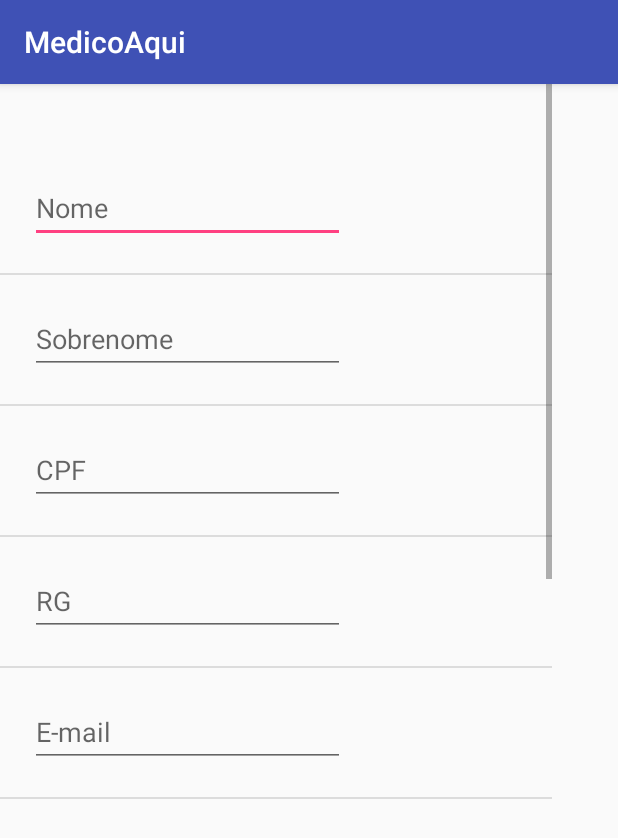
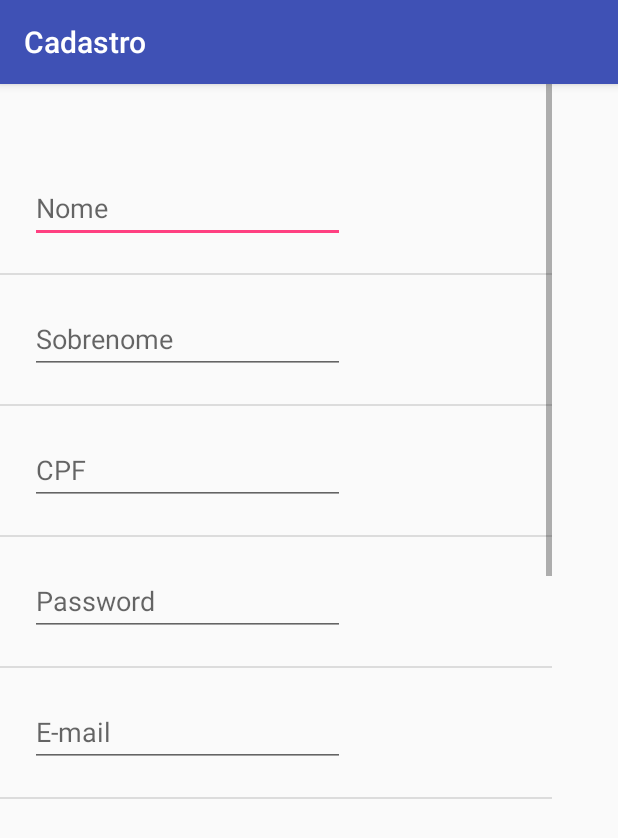
Before and after one commit to medicoAqui/application, an Android app: the TelaCadastro screen opened directly, with no data from a screen before it, on a phone screen of 412 x 824 dp. Shown: the top 838 px of the screen. Run offline under Robolectric (Android 15) with nearby library versions, the phone set to English and light mode, and no system bars; 11 statements that could not run were skipped.

Commit message:
Erro persiste na hora de dar get nos atributos de cadastro

```diff
--- a/MedicoAqui/app/src/main/AndroidManifest.xml
+++ b/MedicoAqui/app/src/main/AndroidManifest.xml
@@ -21,10 +21,12 @@
                 <category android:name="android.intent.category.LAUNCHER" />
             </intent-filter>
         </activity>
-        <activity android:name=".TelaCadastro" />
         <activity
             android:name=".TelaLogin"
-            android:label="@string/title_activity_tela_login"></activity>
+            android:label= "Login" />
+        <activity
+            android:name=".TelaCadastro"
+            android:label = "Cadastro"/>
     </application>
 
 </manifest>
--- a/MedicoAqui/app/src/main/java/com/example/gabriela/medicoaqui/TelaCadastro.java
+++ b/MedicoAqui/app/src/main/java/com/example/gabriela/medicoaqui/TelaCadastro.java
@@ -1,9 +1,10 @@
 package com.example.gabriela.medicoaqui;
 
+
+import android.content.Intent;
 import android.support.v7.app.AlertDialog;
 import android.support.v7.app.AppCompatActivity;
 import android.os.Bundle;
-import android.util.Log;
 import android.view.View;
 import android.widget.AdapterView;
 import android.widget.ArrayAdapter;
@@ -12,36 +13,56 @@ import android.widget.EditText;
 import android.widget.Spinner;
 import android.widget.Toast;
 
+
 public class TelaCadastro extends AppCompatActivity implements AdapterView.OnItemSelectedListener {
 
-    private String[] bankSexo = new String[] {"Masculino", "Feminino"};
-    private Spinner spin;
+    Button botaoCadastrar = (Button) findViewById(R.id.button_tela_cadastro);
+
+    //Getting the instance of Spinner and applying OnItemSelectedListener on it
+    Spinner spinSexo = findViewById(R.id.spinner);
+
+    // Declaring names of variables
+    EditText input_nome = findViewById(R.id.Text_Nome);
+    EditText input_sobrenome = findViewById(R.id.Text_Sobrenome);
+    EditText input_email = findViewById(R.id.Text_Email);
+    EditText input_cpf = findViewById(R.id.Text_CPF);
+    EditText input_password = findViewById(R.id.Text_Pass);
+    EditText input_telefone = findViewById(R.id.Text_Telefone);
 
     @Override
     protected void onCreate(Bundle savedInstanceState) {
         super.onCreate(savedInstanceState);
         setContentView(R.layout.activity_tela_cadastro);
 
+        botaoCadastrar.setOnClickListener(new View.OnClickListener() {
 
-        //Creating the ArrayAdapter instance having the bank name list
-        ArrayAdapter <String> adapter = new ArrayAdapter<String>(this, android.R.layout.simple_spinner_dropdown_item, bankSexo);
-        adapter.setDropDownViewResource(android.R.layout.simple_spinner_dropdown_item);
+        @Override
+        public void onClick(View v) {
 
-        //Getting the instance of Spinner and applying OnItemSelectedListener on it
-        spin = findViewById(R.id.Input_Sexo);
-
-        //Setting the ArrayAdapter data on the Spinner
-        spin.setAdapter(adapter);
-        spin.setOnItemSelectedListener(this);
+            String nome = input_nome.getText().toString();
+            String sobrenome = input_sobrenome.getText().toString();
+            String email = input_email.getText().toString();
+            String cpf = input_cpf.getText().toString();
+            String password = input_password.getText().toString();
+            String telefone = input_telefone.getText().toString();
 
 
-    }
+            }
 
+        });
+
+    //Creating the ArrayAdapter instance having the bank name list
+    ArrayAdapter<CharSequence> adapter = ArrayAdapter.createFromResource(this, R.array.lista_sexo,android.R.layout.simple_spinner_item);
+        adapter.setDropDownViewResource(android.R.layout.simple_spinner_dropdown_item);
+        spinSexo.setAdapter(adapter);
+        spinSexo.setOnItemSelectedListener(this);
+}
 
     //Performing action onItemSelected and onNothing selected
     @Override
     public void onItemSelected(AdapterView<?> parent, View arg1, int position, long id) {
-        Toast.makeText(this, bankSexo[position], Toast.LENGTH_LONG).show();
+        String text = parent.getItemAtPosition(position).toString();
+        Toast.makeText(parent.getContext(), text, Toast.LENGTH_SHORT).show();
     }
 
     @Override
@@ -49,4 +70,7 @@ public class TelaCadastro extends AppCompatActivity implements AdapterView.OnIte
 // TODO Auto-generated method stub
 
     }
+
+
+
 }
--- a/MedicoAqui/app/src/main/res/layout/activity_tela_cadastro.xml
+++ b/MedicoAqui/app/src/main/res/layout/activity_tela_cadastro.xml
@@ -11,7 +11,8 @@
         android:layout_width="368dp"
         android:layout_height="493dp"
         tools:layout_editor_absoluteX="8dp"
-        tools:layout_editor_absoluteY="9dp">
+        tools:layout_editor_absoluteY="9dp"
+        tools:ignore="MissingConstraints">
 
         <LinearLayout
             android:layout_width="match_parent"
@@ -36,6 +37,7 @@
                 app:layout_constraintHorizontal_bias="0.306"
                 app:layout_constraintStart_toStartOf="@+id/guideline3"
                 app:layout_constraintTop_toTopOf="@+id/guideline4" />
+
 
             <View
                 android:id="@+id/divider6"
@@ -76,7 +78,8 @@
                 android:layout_marginTop="20dp"
                 android:ems="10"
                 android:hint="CPF"
-                android:inputType="textPersonName"
+                android:inputType="number"
+                android:maxLength="11"
                 tools:layout_editor_absoluteX="85dp"
                 tools:layout_editor_absoluteY="245dp" />
 
@@ -87,7 +90,7 @@
                 android:background="?android:attr/listDivider" />
 
             <EditText
-                android:id="@+id/Text_RG"
+                android:id="@+id/Text_Pass"
                 android:layout_width="210dp"
                 android:layout_height="46dp"
                 android:layout_marginBottom="20dp"
@@ -95,8 +98,8 @@
                 android:layout_marginStart="20dp"
                 android:layout_marginTop="20dp"
                 android:ems="10"
-                android:hint="RG"
-                android:inputType="textPersonName"
+                android:hint="Password"
+                android:inputType="textPassword"
                 tools:layout_editor_absoluteX="85dp"
                 tools:layout_editor_absoluteY="323dp" />
 
@@ -116,7 +119,7 @@
                 android:layout_marginTop="20dp"
                 android:ems="10"
                 android:hint="E-mail"
-                android:inputType="textPersonName" />
+                android:inputType="textEmailAddress" />
 
             <View
                 android:id="@+id/divider2"
@@ -134,7 +137,8 @@
                 android:layout_marginTop="20dp"
                 android:ems="10"
                 android:hint="Telefone"
-                android:inputType="textPersonName" />
+                android:inputType="phone" />
+
 
             <View
                 android:id="@+id/divider"
@@ -143,16 +147,25 @@
                 android:background="?android:attr/listDivider" />
 
             <Spinner
-                android:id="@+id/Input_Sexo"
+                android:id="@+id/spinner"
                 android:layout_width="210dp"
-                android:layout_height="46dp"
+                android:layout_height="49dp"
                 android:layout_marginBottom="20dp"
                 android:layout_marginEnd="20dp"
                 android:layout_marginStart="20dp"
-                android:layout_marginTop="20dp" />
+                android:layout_marginTop="20dp"
+                tools:ignore="MissingConstraints"
+                tools:layout_editor_absoluteX="8dp"
+                tools:layout_editor_absoluteY="0dp" />
+
+            <View
+                android:id="@+id/divider7"
+                android:layout_width="match_parent"
+                android:layout_height="1dp"
+                android:background="?android:attr/listDivider" />
 
             <Button
-                android:id="@+id/button_cadastro"
+                android:id="@+id/button_tela_cadastro"
                 android:layout_width="match_parent"
                 android:layout_height="wrap_content"
                 android:layout_marginBottom="20dp"
@@ -160,6 +173,9 @@
                 android:layout_marginStart="20dp"
                 android:layout_marginTop="20dp"
                 android:text="Cadastrar" />
+
+
+
 
         </LinearLayout>
     </ScrollView>
@@ -192,4 +208,5 @@
         android:orientation="horizontal"
         app:layout_constraintGuide_begin="20dp" />
 
+
 </android.support.constraint.ConstraintLayout>
--- a/MedicoAqui/app/src/main/res/layout/activity_tela_principal.xml
+++ b/MedicoAqui/app/src/main/res/layout/activity_tela_principal.xml
@@ -33,4 +33,6 @@
         app:layout_constraintEnd_toEndOf="parent"
         app:layout_constraintStart_toStartOf="parent"
         app:layout_constraintTop_toBottomOf="@+id/button_login" />
+
+
 </android.support.constraint.ConstraintLayout>
--- a/MedicoAqui/app/src/main/res/values/dimens.xml
+++ b/MedicoAqui/app/src/main/res/values/dimens.xml
@@ -2,4 +2,5 @@
     <!-- Default screen margins, per the Android Design guidelines. -->
     <dimen name="activity_horizontal_margin">16dp</dimen>
     <dimen name="activity_vertical_margin">16dp</dimen>
+    <dimen name="fab_margin">16dp</dimen>
 </resources>
--- a/MedicoAqui/app/src/main/res/values/strings.xml
+++ b/MedicoAqui/app/src/main/res/values/strings.xml
@@ -14,4 +14,12 @@
     <string name="permission_rationale">"Contacts permissions are needed for providing email
         completions."
     </string>
+    <!-- String to cadastro -->
+    <string-array name="lista_sexo">
+        <item>Masculino</item>
+        <item>Feminino</item>
+    </string-array>
+    <string name="title_activity_tela_cadastro">TelaCadastro</string>
+    <string name="title_activity_tela">Tela</string>
+
 </resources>
```
Also changed, not shown: MedicoAqui/app/src/main/java/com/example/gabriela/medicoaqui/TelaPrincipal.java (+13 -4 lines), MedicoAqui/app/src/main/res/values/styles.xml (+9 -0 lines).
